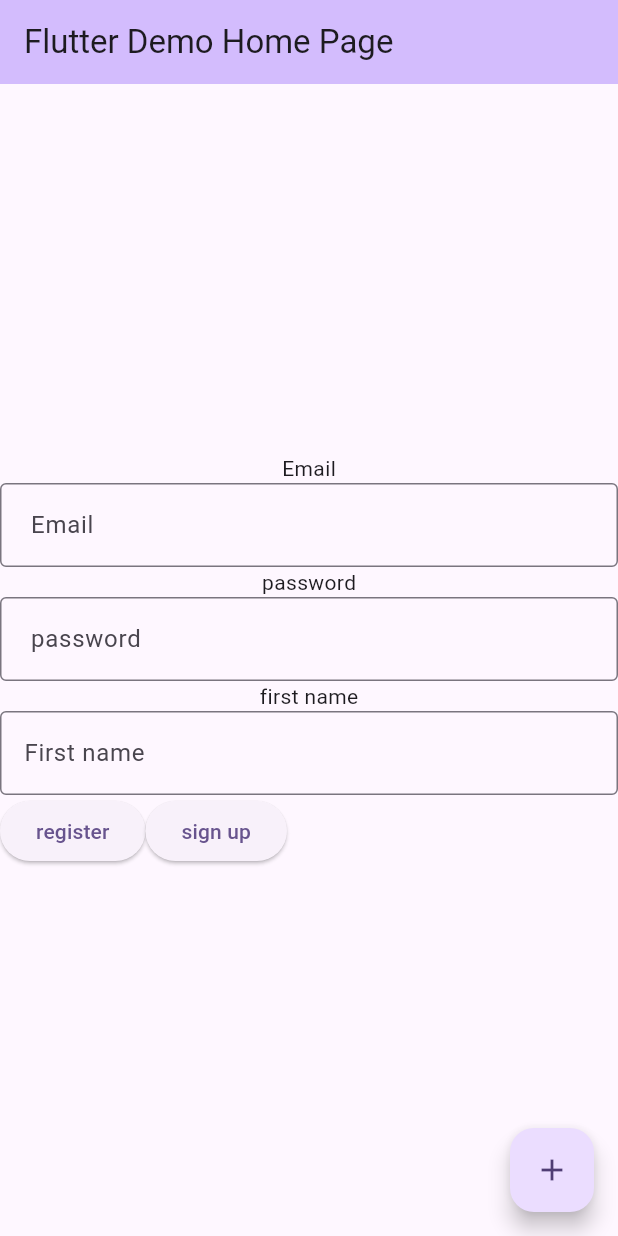
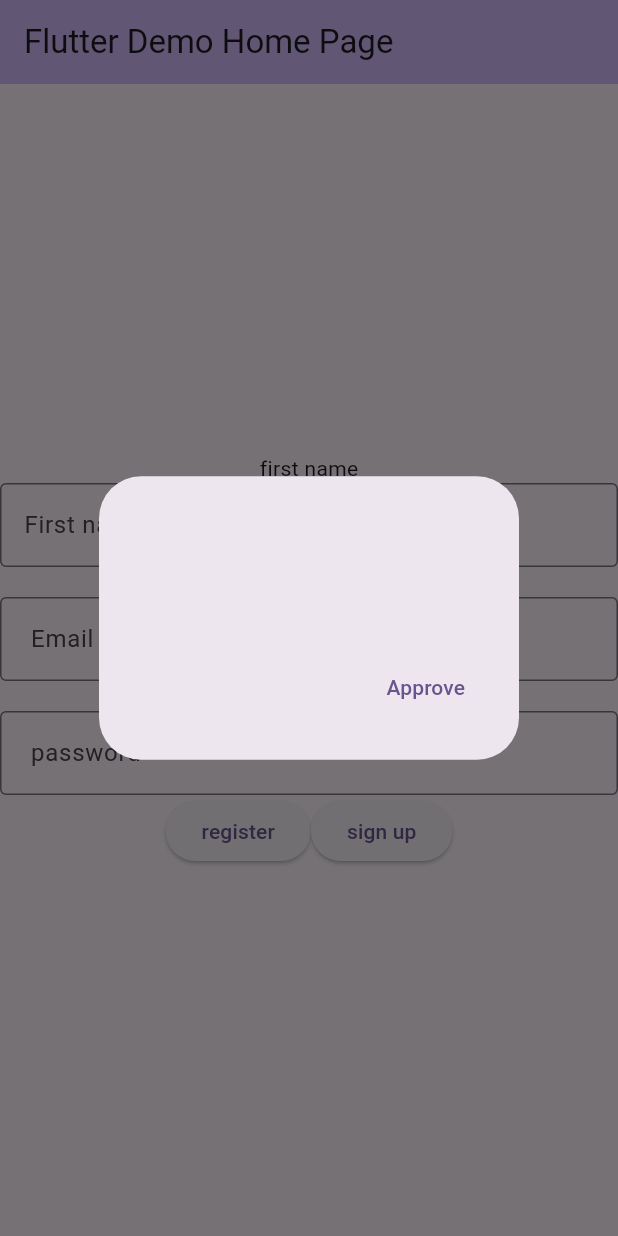
Before and after one commit to sanadabushawqi/finalproject, a Flutter app: the screen it shows after launch, after a tap on "register", on a phone screen of 412 x 824 dp. Run offline on Flutter 3.47's test engine with Material 3 defaults, Android fonts, the phone set to English and light mode, and no system bars.

Commit message:
Util adding

```diff
--- a/lib/Utils/Utils.dart
+++ b/lib/Utils/Utils.dart
@@ -1,3 +1,32 @@
+import 'package:flutter/material.dart';
+
 class Utils {
 
+
+  Future<void> showMyDialog(context,title,content) async {
+    return showDialog<void>(
+      context: context,
+      barrierDismissible: false, // user must tap button!
+      builder: (BuildContext context) {
+        return AlertDialog(
+          title:  Text(title),
+          content:  SingleChildScrollView(
+            child: ListBody(
+              children: <Widget>[
+                Text(content),
+              ],
+            ),
+          ),
+          actions: <Widget>[
+            TextButton(
+              child: const Text('Approve'),
+              onPressed: () {
+                Navigator.of(context).pop();
+              },
+            ),
+          ],
+        );
+      },
+    );
+  }
 }
--- a/lib/main.dart
+++ b/lib/main.dart
@@ -1,4 +1,6 @@
 import 'package:flutter/material.dart';
+import 'package:untitled/Utils/Utils.dart';
+import 'package:untitled/Views/RegisterScreen.dart';
 
 void main() {
   runApp(const MyApp());
@@ -35,7 +37,9 @@ class MyHomePage extends StatefulWidget {
 
 class _MyHomePageState extends State<MyHomePage> {
   int _counter = 0;
-
+  final TextEditingController _txtEmail=TextEditingController();
+  final TextEditingController _txtpassword=TextEditingController();
+  final TextEditingController _txtFirstname=TextEditingController();
   void _incrementCounter() {
     setState(() {
 
@@ -59,12 +63,21 @@ class _MyHomePageState extends State<MyHomePage> {
 
           mainAxisAlignment: MainAxisAlignment.center,
           children: <Widget>[
+            Text('first name',),
+            TextField(
+              decoration: InputDecoration(
+                border: OutlineInputBorder(),
+                hintText: 'First name',
+              ),
+              controller: _txtFirstname,
+            ),
             Text('Email',),
             TextField(
               decoration: InputDecoration(
                 border: OutlineInputBorder(),
                 hintText: ' Email',
               ),
+              controller: _txtEmail,
             ),
             Text('password',),
             TextField(
@@ -72,29 +85,32 @@ class _MyHomePageState extends State<MyHomePage> {
                 border: OutlineInputBorder(),
                 hintText: ' password',
               ),
+              controller: _txtpassword,
             ),
-            Text('first name',),
-            TextField(
-              decoration: InputDecoration(
-                border: OutlineInputBorder(),
-                hintText: 'First name',
-              ),
-            ),
+
             Row(
+              crossAxisAlignment: CrossAxisAlignment.center,
+              mainAxisAlignment: MainAxisAlignment.center,
               children: [
-                ElevatedButton(onPressed: () {}, child: Text("register")),
-                ElevatedButton(onPressed: () {}, child: Text("sign up"))
+                ElevatedButton(onPressed: () {
+                  Utils uti = new Utils();
+                  uti.showMyDialog(context,_txtFirstname.text,_txtEmail.text);
+                },
+                    child: Text("register")),
+
+                ElevatedButton(onPressed: () {
+                  Navigator.push(
+                    context,
+                    MaterialPageRoute(builder: (context) => RegisterScreen()),
+                  );
+                }, child: Text("sign up"))
               ],
             ),
 
           ],
         ),
       ),
-      floatingActionButton: FloatingActionButton(
-        onPressed: _incrementCounter,
-        tooltip: 'Increment',
-        child: const Icon(Icons.add),
-      ),
+
     );
   }
 }
```
Also changed, not shown: lib/Views/EditProfileScreen.dart (+27 -0 lines), lib/Views/HomePageScreen.dart (+27 -0 lines), lib/Views/RegisterScreen.dart (+27 -0 lines).
